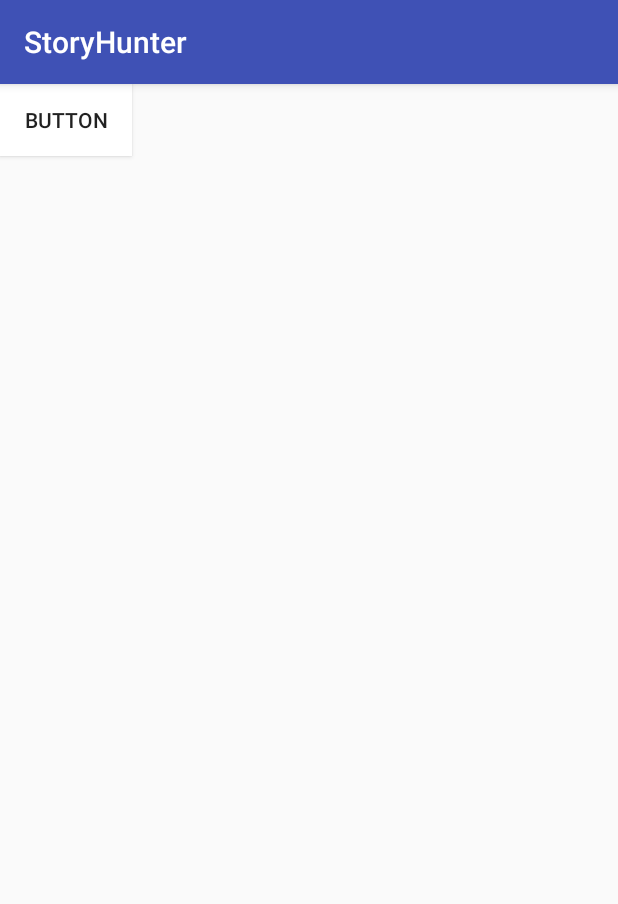
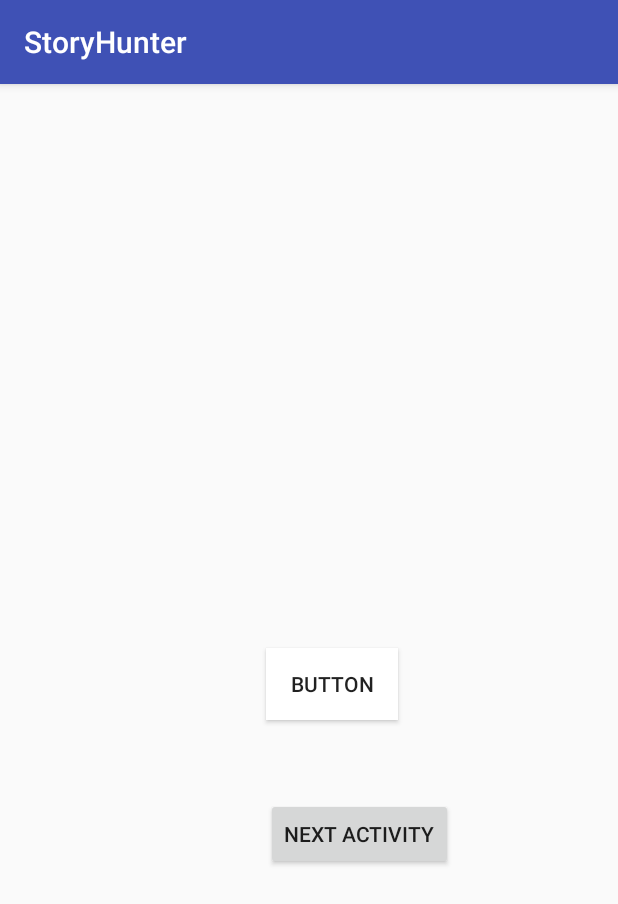
Before and after one commit to JonasKempeneers/PxlMobileDevelopment, an Android app: the screen it shows after launch (MainActivity), on a phone screen of 412 x 824 dp. Shown: the top 904 px of the screen. Run offline under Robolectric (Android 15) with nearby library versions, the phone set to English and light mode, and no system bars.

Commit message:
Added new Activity, MenuActivity and route from MainActivity to MenuActivity

```diff
--- a/app/src/main/AndroidManifest.xml
+++ b/app/src/main/AndroidManifest.xml
@@ -12,9 +12,11 @@
         <activity android:name=".MainActivity">
             <intent-filter>
                 <action android:name="android.intent.action.MAIN" />
-
                 <category android:name="android.intent.category.LAUNCHER" />
             </intent-filter>
+        </activity>
+        <activity android:name=".MenuActivity">
+
         </activity>
     </application>
 
--- a/app/src/main/java/mobiledevelopment/pxl/be/storyhunter/MainActivity.java
+++ b/app/src/main/java/mobiledevelopment/pxl/be/storyhunter/MainActivity.java
@@ -1,5 +1,6 @@
 package mobiledevelopment.pxl.be.storyhunter;
 
+import android.content.Intent;
 import android.graphics.Color;
 import android.graphics.drawable.ColorDrawable;
 import android.support.v7.app.AppCompatActivity;
@@ -19,6 +20,7 @@ public class MainActivity extends AppCompatActivity {
          colorButton.setBackgroundColor(Color.WHITE);
 
          colorButton.setOnClickListener(new View.OnClickListener() {
+
              @Override
              public void onClick(View v) {
                  ColorDrawable buttonColor = (ColorDrawable) colorButton.getBackground();
@@ -31,9 +33,11 @@ public class MainActivity extends AppCompatActivity {
 
              }
          });
+
     }
 
-    public void changeColor(){
-
+    public void goToMenu(View view) {
+        Intent intent = new Intent(MainActivity.this, MenuActivity.class);
+        startActivity(intent);
     }
 }
--- a/app/src/main/res/layout/activity_main.xml
+++ b/app/src/main/res/layout/activity_main.xml
@@ -10,9 +10,22 @@
         android:id="@+id/button"
         android:layout_width="wrap_content"
         android:layout_height="wrap_content"
+        android:layout_marginBottom="52dp"
         android:text="Button"
-        android:onClick="changeColor"
-        tools:layout_editor_absoluteX="148dp"
-        tools:layout_editor_absoluteY="175dp" />
+        app:layout_constraintBottom_toTopOf="@+id/button2"
+        app:layout_constraintStart_toStartOf="@+id/button2" />
+
+    <Button
+        android:id="@+id/button2"
+        android:layout_width="wrap_content"
+        android:layout_height="wrap_content"
+        android:layout_marginEnd="110dp"
+        android:layout_marginRight="110dp"
+        android:layout_marginBottom="244dp"
+        android:onClick="goToMenu"
+        android:text="Next activity"
+        app:layout_constraintBottom_toBottomOf="parent"
+        app:layout_constraintEnd_toEndOf="parent" />
+
 
 </android.support.constraint.ConstraintLayout>
--- a/app/src/main/res/layout/activity_menu.xml
+++ b/app/src/main/res/layout/activity_menu.xml
@@ -6,4 +6,5 @@
     android:layout_height="match_parent"
     tools:context=".MenuActivity">
 
+
 </android.support.constraint.ConstraintLayout>
```
